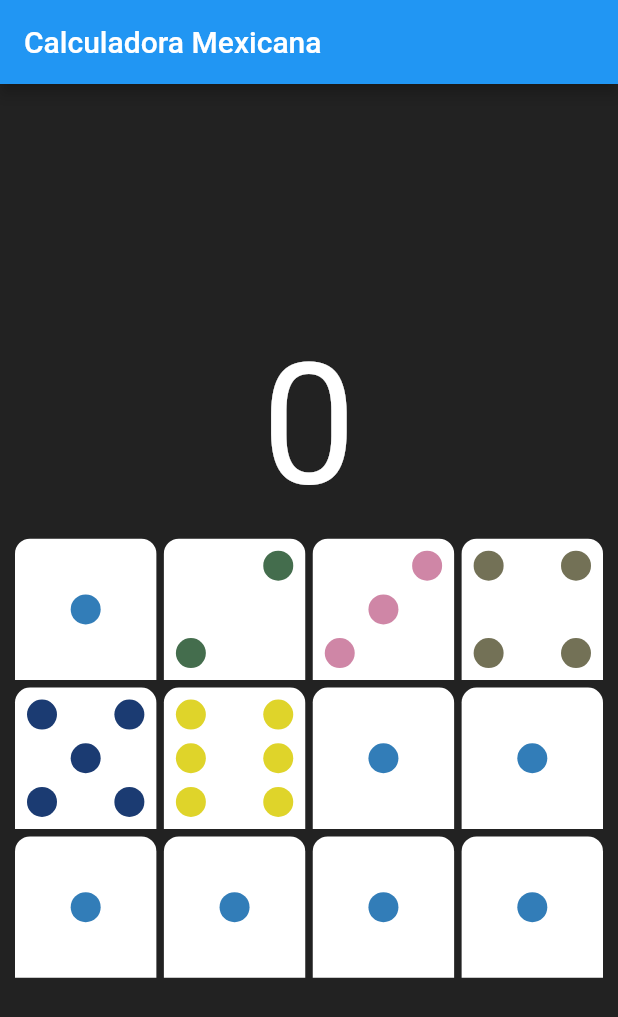
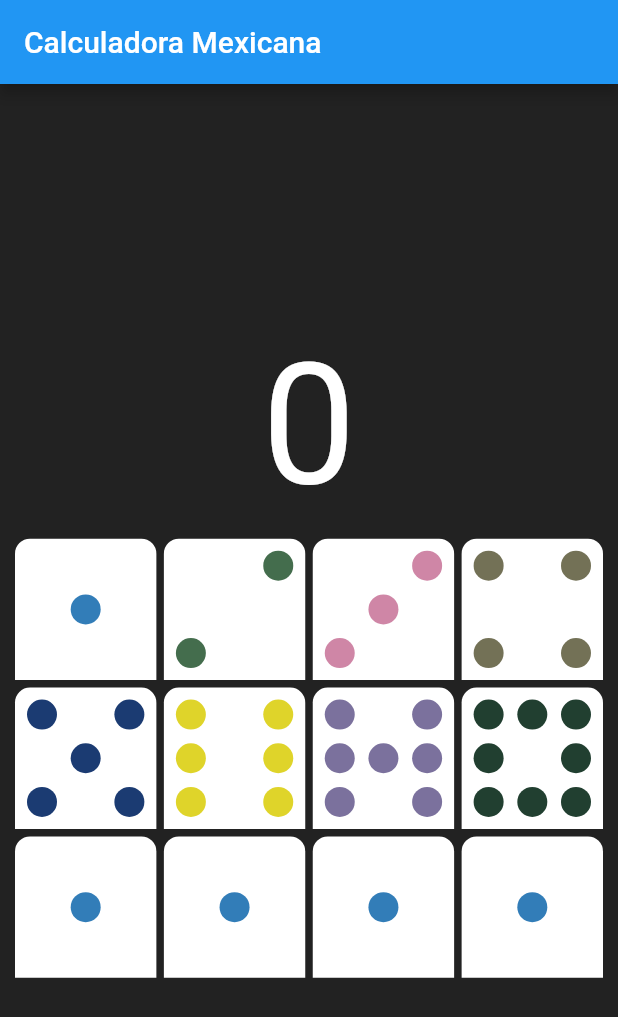
Before and after one commit to esron/mexican_calculator, a Flutter app: the screen it shows after launch, on a phone screen of 412 x 824 dp. Shown: the top 1017 px of the screen. Run offline on Flutter 3.47's test engine with Material 2 defaults, Android fonts, the phone set to English and light mode, and no system bars.

Commit message:
adds domino seven and eight

```diff
--- a/lib/widgets/domino_piece.dart
+++ b/lib/widgets/domino_piece.dart
@@ -16,8 +16,8 @@ class DominoPiece extends StatelessWidget {
       new DominoFour(),
       new DominoFive(),
       new DominoSix(),
-      new DominoOne(),
-      new DominoOne(),
+      new DominoSeven(),
+      new DominoEight(),
       new DominoOne(),
       new DominoOne(),
       new DominoOne(),
@@ -365,3 +365,183 @@ class DominoSix extends StatelessWidget {
     );
   }
 }
+
+class DominoSeven extends StatelessWidget {
+  const DominoSeven({
+    Key key,
+  }) : super(key: key);
+
+  @override
+  Widget build(BuildContext context) {
+    return Row(
+      mainAxisAlignment: MainAxisAlignment.spaceBetween,
+      children: <Widget>[
+        Column(
+          mainAxisAlignment: MainAxisAlignment.spaceBetween,
+          children: <Widget>[
+            Container(
+              height: 20,
+              width: 20,
+              decoration: BoxDecoration(
+                color: Color(0xFF7b719d),
+                shape: BoxShape.circle,
+              ),
+            ),
+            Container(
+              height: 20,
+              width: 20,
+              decoration: BoxDecoration(
+                color: Color(0xFF7b719d),
+                shape: BoxShape.circle,
+              ),
+            ),
+            Container(
+              height: 20,
+              width: 20,
+              decoration: BoxDecoration(
+                color: Color(0xFF7b719d),
+                shape: BoxShape.circle,
+              ),
+            ),
+          ],
+        ),
+        Column(
+          mainAxisAlignment: MainAxisAlignment.center,
+          children: <Widget>[
+            Container(
+              height: 20,
+              width: 20,
+              decoration: BoxDecoration(
+                color: Color(0xFF7b719d),
+                shape: BoxShape.circle,
+              ),
+            ),
+          ],
+        ),
+        Column(
+          mainAxisAlignment: MainAxisAlignment.spaceBetween,
+          children: <Widget>[
+            Container(
+              height: 20,
+              width: 20,
+              decoration: BoxDecoration(
+                color: Color(0xFF7b719d),
+                shape: BoxShape.circle,
+              ),
+            ),
+            Container(
+              height: 20,
+              width: 20,
+              decoration: BoxDecoration(
+                color: Color(0xFF7b719d),
+                shape: BoxShape.circle,
+              ),
+            ),
+            Container(
+              height: 20,
+              width: 20,
+              decoration: BoxDecoration(
+                color: Color(0xFF7b719d),
+                shape: BoxShape.circle,
+              ),
+            ),
+          ],
+        ),
+      ],
+    );
+  }
+}
+
+class DominoEight extends StatelessWidget {
+  const DominoEight({
+    Key key,
+  }) : super(key: key);
+
+  @override
+  Widget build(BuildContext context) {
+    return Row(
+      mainAxisAlignment: MainAxisAlignment.spaceBetween,
+      children: <Widget>[
+        Column(
+          mainAxisAlignment: MainAxisAlignment.spaceBetween,
+          children: <Widget>[
+            Container(
+              height: 20,
+              width: 20,
+              decoration: BoxDecoration(
+                color: Color(0xFF213f30),
+                shape: BoxShape.circle,
+              ),
+            ),
+            Container(
+              height: 20,
+              width: 20,
+              decoration: BoxDecoration(
+                color: Color(0xFF213f30),
+                shape: BoxShape.circle,
+              ),
+            ),
+            Container(
+              height: 20,
+              width: 20,
+              decoration: BoxDecoration(
+                color: Color(0xFF213f30),
+                shape: BoxShape.circle,
+              ),
+            ),
+          ],
+        ),
+        Column(
+          mainAxisAlignment: MainAxisAlignment.spaceBetween,
+          children: <Widget>[
+            Container(
+              height: 20,
+              width: 20,
+              decoration: BoxDecoration(
+                color: Color(0xFF213f30),
+                shape: BoxShape.circle,
+              ),
+            ),
+            Container(
+              height: 20,
+              width: 20,
+              decoration: BoxDecoration(
+                color: Color(0xFF213f30),
+                shape: BoxShape.circle,
+              ),
+            ),
+          ],
+        ),
+        Column(
+          mainAxisAlignment: MainAxisAlignment.spaceBetween,
+          children: <Widget>[
+            Container(
+              height: 20,
+              width: 20,
+              decoration: BoxDecoration(
+                color: Color(0xFF213f30),
+                shape: BoxShape.circle,
+              ),
+            ),
+            Container(
+              height: 20,
+              width: 20,
+              decoration: BoxDecoration(
+                color: Color(0xFF213f30),
+                shape: BoxShape.circle,
+              ),
+            ),
+            Container(
+              height: 20,
+              width: 20,
+              decoration: BoxDecoration(
+                color: Color(0xFF213f30),
+                shape: BoxShape.circle,
+              ),
+            ),
+          ],
+        ),
+      ],
+    );
+  }
+}
```
